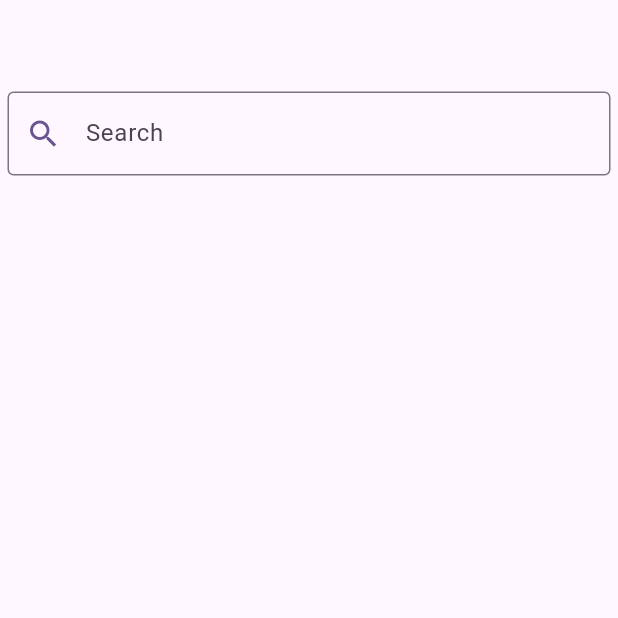
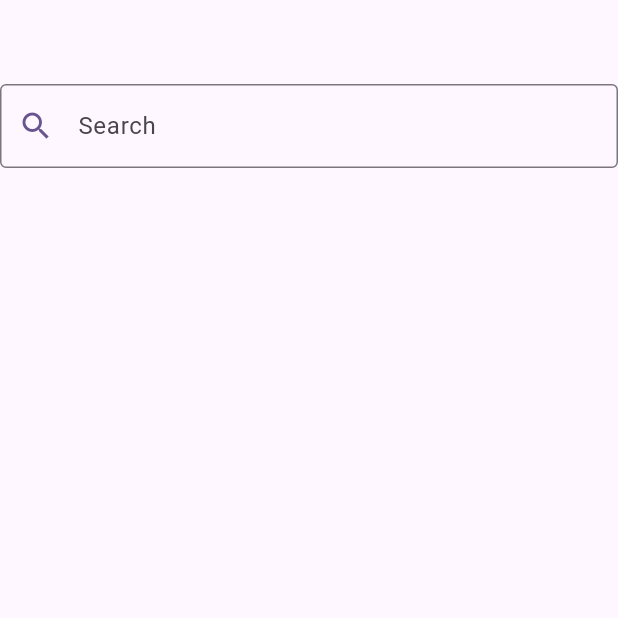
Before and after one commit to Juwonlo/contacts_app, a Flutter app: the screen it shows after launch, on a phone screen of 412 x 824 dp, the top half of it. Run offline on Flutter 3.47's test engine with Material 2 defaults, Android fonts, the phone set to English and light mode, and no system bars; our stand-ins replace contacts_service.

```diff
--- a/lib/ui/contacts_list/contactlistpage.dart
+++ b/lib/ui/contacts_list/contactlistpage.dart
@@ -69,9 +69,7 @@ class _ContactListPageState extends State<ContactListPage> {
       appBar: AppBar(
 
       ),
-      body: Padding(
-        padding: const EdgeInsets.all(5.0),
-        child: Container(
+      body: Container(
         child: Column(
           children: [
             Container(
@@ -133,7 +131,6 @@ class _ContactListPageState extends State<ContactListPage> {
           ],
         ),
       ),
-      ),
     );
   }
 }
```
Lines whose indentation alone changed are shown as unchanged.
